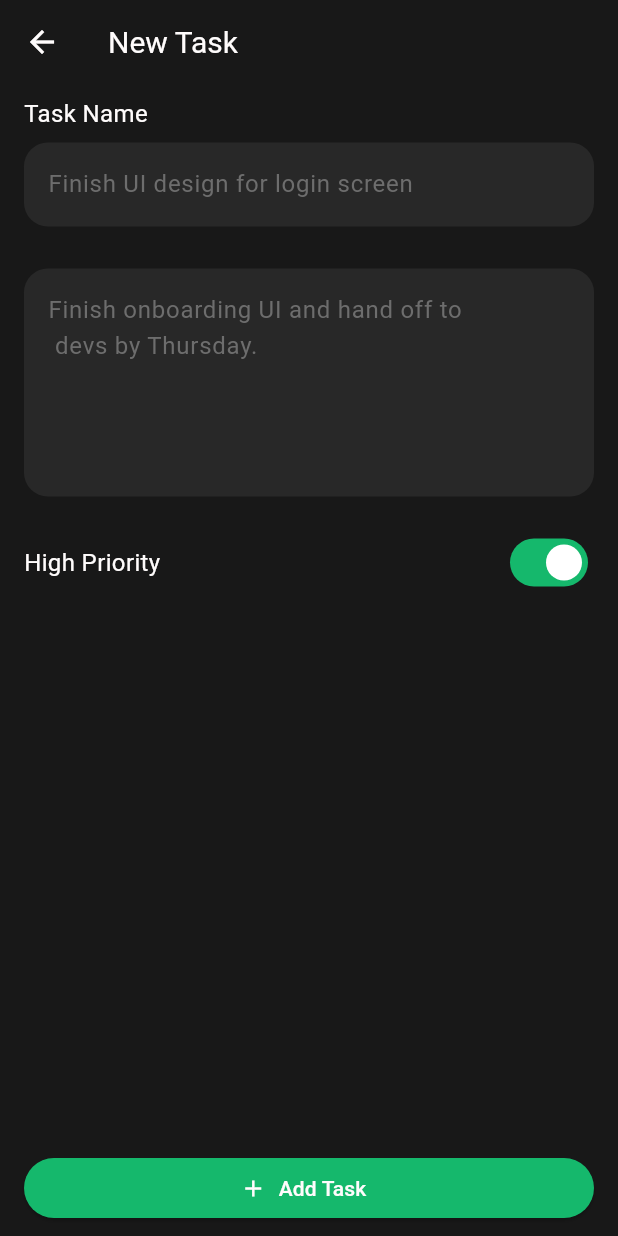
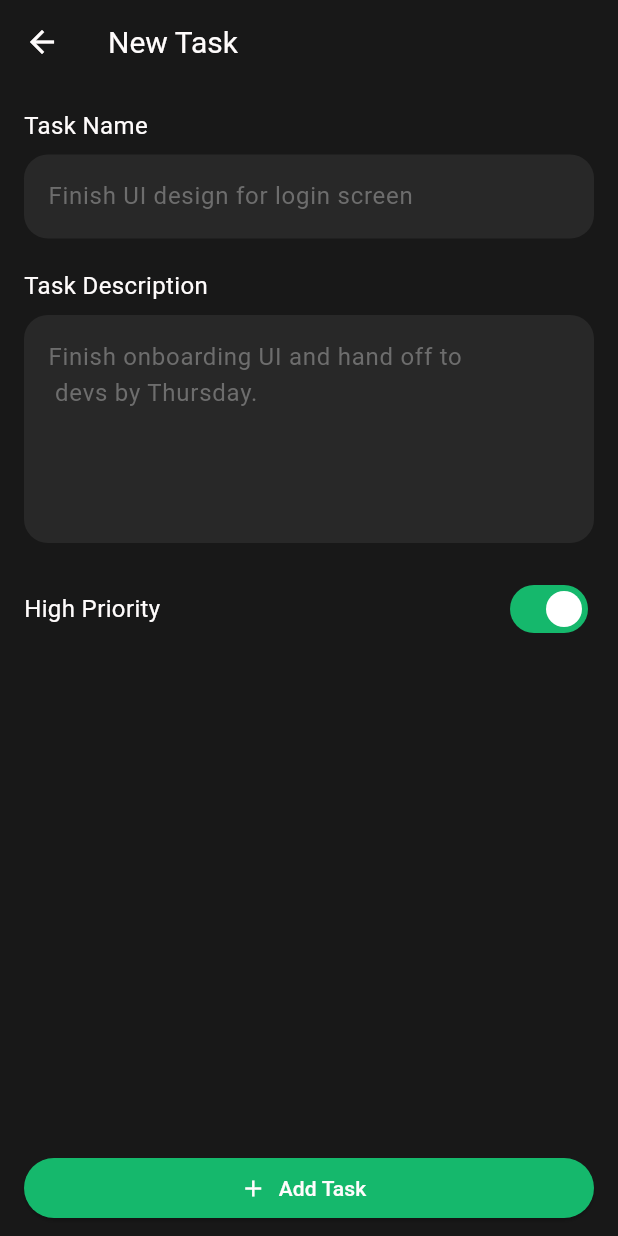
Before and after one commit to yousefemadkhazbak183/TaskyApp, a Flutter app: the AddTask screen opened directly, on a phone screen of 412 x 824 dp. Run offline on Flutter 3.47's test engine with Material 3 defaults, Android fonts, the phone set to English and light mode, and no system bars; our stand-ins replace flutter_svg, shared_preferences; accounts and stored records are empty.

Commit message:
- add User details screen. - handel user details screen logic. - add Eleveted Button Theme in main file.

```diff
--- /dev/null
+++ b/lib/core/widgets/custom_text_form_field.dart
@@ -0,0 +1,46 @@
+import 'package:flutter/material.dart';
+
+class CustomTextFormField extends StatelessWidget {
+  CustomTextFormField({
+    super.key,
+    this.maxLines,
+    required this.hintText,
+    required this.controller,
+    this.validator,
+    required this.title,
+  });
+  final TextEditingController controller;
+  final String title;
+  final int? maxLines;
+  final String hintText;
+  final Function(String?)? validator;
+  @override
+  Widget build(BuildContext context) {
+    return Column(
+      crossAxisAlignment: CrossAxisAlignment.start,
+      children: [
+        Text(title, style: TextStyle(color: Color(0xFFFFFCFC), fontSize: 16)),
+        SizedBox(height: 8),
+        TextFormField(
+          controller: controller,
+          style: TextStyle(color: Colors.white),
+          decoration: InputDecoration(
+            hintText: hintText,
+            hintStyle: TextStyle(color: Color(0xFF6D6D6D)),
+            filled: true,
+            fillColor: Color(0xFF282828),
+            border: OutlineInputBorder(
+              borderRadius: BorderRadius.circular(16),
+              borderSide: BorderSide.none,
+            ),
+          ),
+          validator: validator != null
+              ? (String? value) => validator!(value)
+              : null,
+          maxLines: maxLines,
+          cursorColor: Colors.white,
+        ),
+      ],
+    );
+  }
+}
--- a/lib/main.dart
+++ b/lib/main.dart
@@ -55,6 +55,12 @@
             return 2;
           }),
         ),
+        elevatedButtonTheme: ElevatedButtonThemeData(
+          style: ButtonStyle(
+            backgroundColor: WidgetStateProperty.all(Color(0xFF15B86C)),
+            foregroundColor: WidgetStateProperty.all(Color(0xFFFFFCFC)),
+          ),
+        ),
       ),
       home: username == null ? WelcomeScreen() : MainScreen(),
     );
--- a/lib/screens/add_task.dart
+++ b/lib/screens/add_task.dart
@@ -1,6 +1,7 @@
 import 'dart:convert';
 
 import 'package:flutter/material.dart';
+import 'package:flutter_mastering_course/core/widgets/custom_text_form_field.dart';
 import 'package:flutter_mastering_course/model/task_model.dart';
 import 'package:shared_preferences/shared_preferences.dart';
 
@@ -41,29 +42,12 @@
                 Expanded(
                   child: SingleChildScrollView(
                     child: Column(
-                      crossAxisAlignment: CrossAxisAlignment.start,
                       children: [
-                        Text(
-                          'Task Name',
-                          style: TextStyle(
-                            color: Color(0xFFFFFCFC),
-                            fontSize: 16,
-                          ),
-                        ),
                         SizedBox(height: 8),
-                        TextFormField(
+                        CustomTextFormField(
+                          title: 'Task Name',
                           controller: addTaskController,
-                          style: TextStyle(color: Colors.white),
-                          decoration: InputDecoration(
-                            hintText: 'Finish UI design for login screen',
-                            hintStyle: TextStyle(color: Color(0xFF6D6D6D)),
-                            filled: true,
-                            fillColor: Color(0xFF282828),
-                            border: OutlineInputBorder(
-                              borderRadius: BorderRadius.circular(16),
-                              borderSide: BorderSide.none,
-                            ),
-                          ),
+                          hintText: 'Finish UI design for login screen',
                           validator: (String? value) {
                             if (value == null || value.trim().isEmpty) {
                               return 'Please enter task name';
@@ -72,22 +56,12 @@
                           },
                         ),
                         SizedBox(height: 20),
-                        SizedBox(height: 8),
-                        TextFormField(
+                        CustomTextFormField(
+                          title: 'Task Description',
                           controller: addTaskDescriptionController,
-                          style: TextStyle(color: Colors.white),
+                          hintText:
+                              'Finish onboarding UI and hand off to \n devs by Thursday.',
                           maxLines: 5,
-                          decoration: InputDecoration(
-                            hintText:
-                                'Finish onboarding UI and hand off to \n devs by Thursday.',
-                            hintStyle: TextStyle(color: Color(0xFF6D6D6D)),
-                            filled: true,
-                            fillColor: Color(0xFF282828),
-                            border: OutlineInputBorder(
-                              borderRadius: BorderRadius.circular(16),
-                              borderSide: BorderSide.none,
-                            ),
-                          ),
                         ),
                         SizedBox(height: 20),
                         Row(
@@ -117,8 +91,6 @@
                 ),
                 ElevatedButton.icon(
                   style: ElevatedButton.styleFrom(
-                    backgroundColor: Color(0xFF15B86C),
-                    foregroundColor: Color(0xFFFFFCFC),
                     fixedSize: Size(MediaQuery.of(context).size.width, 40),
                   ),
                   onPressed: () async {
--- a/lib/widgets/text_form_field.dart
+++ b/lib/widgets/text_form_field.dart
@@ -45,10 +45,7 @@
             onPressed: () async {
               if (_key.currentState?.validate() ?? false) {
                 final pref = await SharedPreferences.getInstance();
-                await pref.setString(
-                  'username',
-                  controller.value.text,
-                );
+                await pref.setString('username', controller.value.text);
                 String? username = pref.getString('username');
                 print(username);
                 Navigator.pushReplacement(
```
Also changed, not shown: lib/screens/profile_screen.dart (+22 -3 lines), lib/screens/user_details_screen.dart (added, +102 -0 lines).
